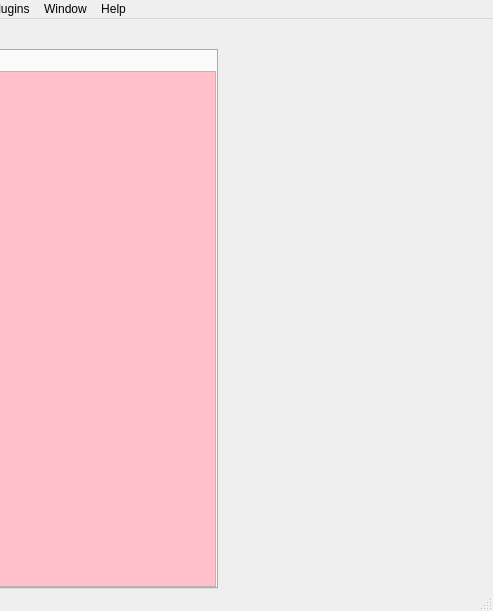
Old version of the form design/mainwindow_new.ui in the repository jedhelmers/Fauxtoshop; both pictures show x 383 to 876 and y 0 to 611 of the 876 by 611 pixel window.
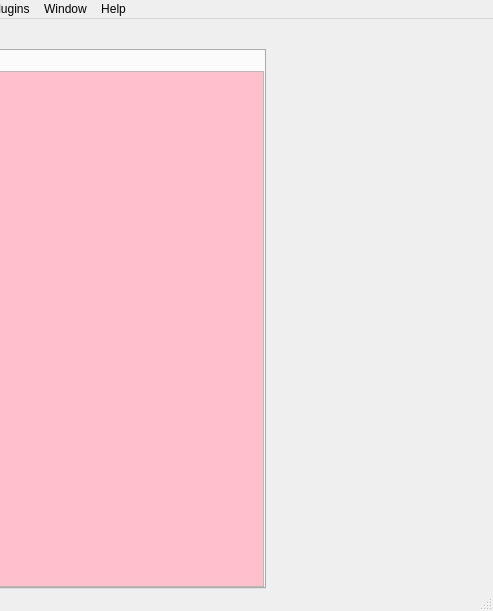
New version of the form.

Patch:
```diff
--- a/design/mainwindow_new.ui
+++ b/design/mainwindow_new.ui
@@ -297,8 +297,8 @@
                   <rect>
                    <x>0</x>
                    <y>0</y>
-                   <width>563</width>
-                   <height>510</height>
+                   <width>611</width>
+                   <height>497</height>
                   </rect>
                  </property>
                  <layout class="QGridLayout" name="gridLayout_6">
@@ -360,7 +360,7 @@
        <widget class="QWidget" name="windowsWidget" native="true">
         <property name="minimumSize">
          <size>
-          <width>275</width>
+          <width>227</width>
           <height>0</height>
          </size>
         </property>
```
Left out of the diff: 2 changed lines with no effect on the pictures.
